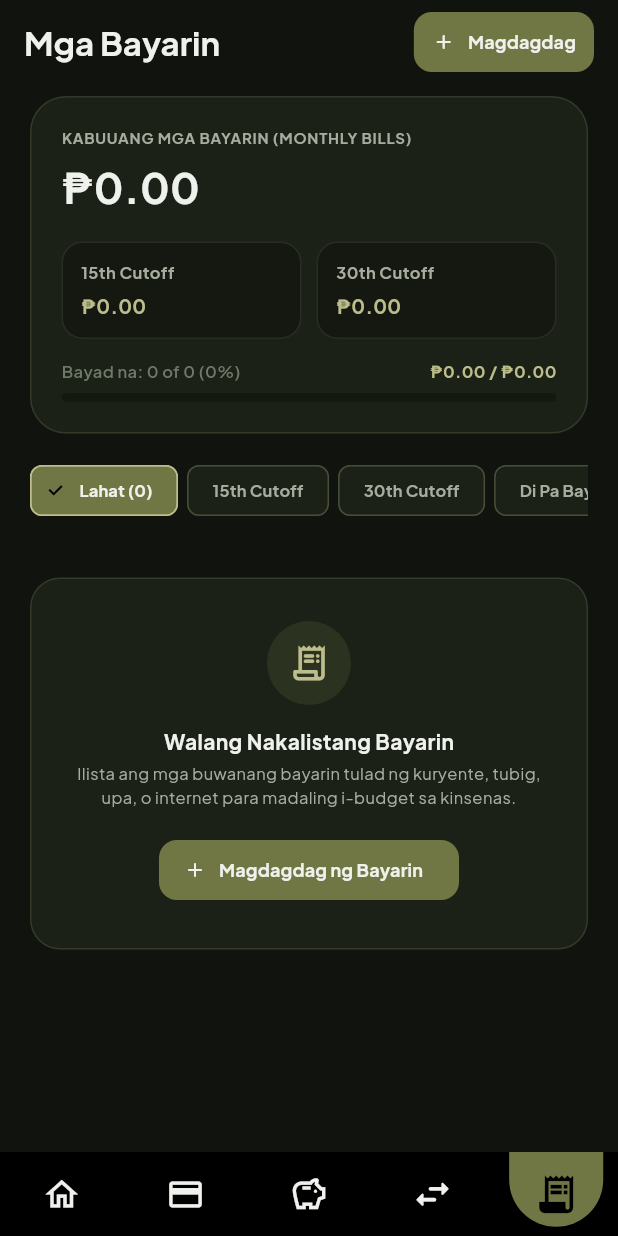
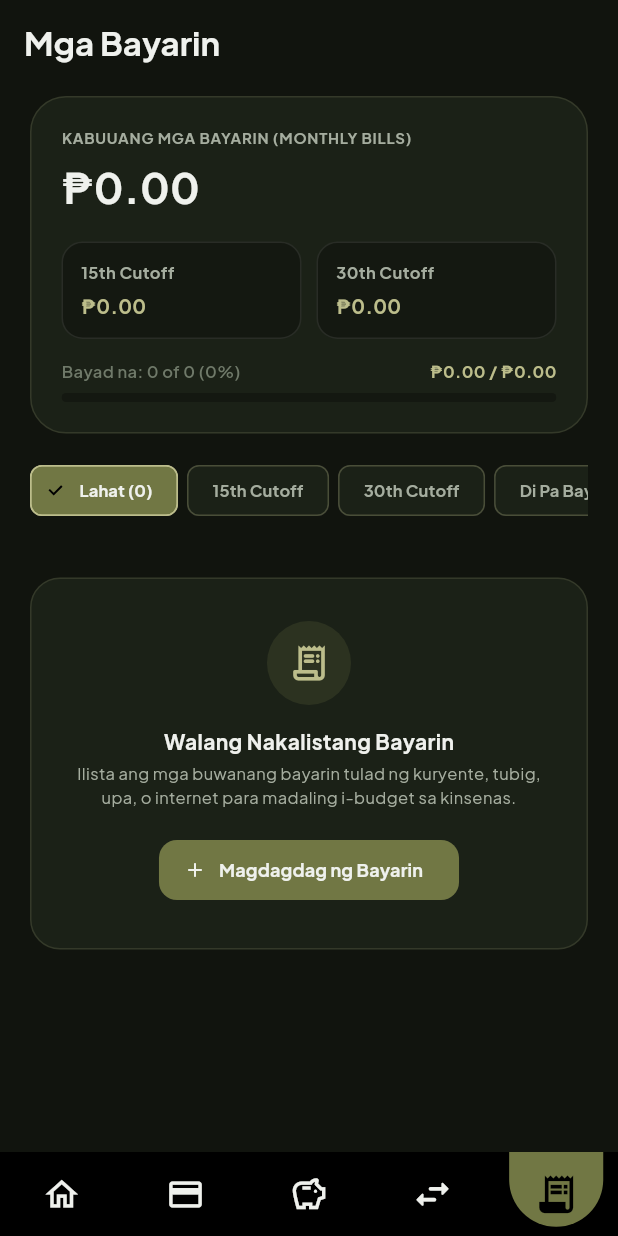
Before and after one commit to nategallana/Kinsenas, a Flutter app: the screen it shows after launch, item 5 of the bottom bar chosen, on a phone screen of 412 x 824 dp. Run offline on Flutter 3.47's test engine with Material 3 defaults, Android fonts, the phone set to English and light mode, and no system bars; our stand-ins replace google_fonts, pdf, printing, shared_preferences, sqflite; accounts and stored records are empty.

Commit message:
style: remove redundant top-right add button on Mga Bayarin screen

```diff
--- a/lib/screens/mga_bayarin_screen.dart
+++ b/lib/screens/mga_bayarin_screen.dart
@@ -508,24 +508,6 @@ class _MgaBayarinScreenState extends State<MgaBayarinScreen> {
           'Mga Bayarin',
           style: TextStyle(fontWeight: FontWeight.bold, color: AppColors.whiteSmoke),
         ),
-        actions: [
-          Padding(
-            padding: const EdgeInsets.only(right: 16),
-            child: FilledButton.icon(
-              style: FilledButton.styleFrom(
-                backgroundColor: AppColors.dustyOlive,
-                shape: RoundedRectangleBorder(borderRadius: BorderRadius.circular(12)),
-                padding: const EdgeInsets.symmetric(horizontal: 12, vertical: 8),
-              ),
-              onPressed: () => _showAddEditBillModal(),
-              icon: const Icon(Icons.add_rounded, size: 16, color: AppColors.whiteSmoke),
-              label: const Text(
-                'Magdagdag',
-                style: TextStyle(color: AppColors.whiteSmoke, fontWeight: FontWeight.bold, fontSize: 12),
-              ),
-            ),
-          ),
-        ],
       ),
       body: _isLoading
           ? const Center(child: CircularProgressIndicator(color: AppColors.drySage))
@@ -703,8 +685,25 @@ class _MgaBayarinScreenState extends State<MgaBayarinScreen> {
                         ],
                       ),
                     )
-                  else
+                  else ...[
                     ...filteredBills.map((bill) => _buildBillCard(bill)),
+                    const SizedBox(height: 6),
+                    OutlinedButton.icon(
+                      style: OutlinedButton.styleFrom(
+                        foregroundColor: AppColors.whiteSmoke,
+                        backgroundColor: AppColors.surface.withValues(alpha: 0.5),
+                        side: const BorderSide(color: AppColors.border),
+                        padding: const EdgeInsets.symmetric(vertical: 15),
+                        shape: RoundedRectangleBorder(borderRadius: BorderRadius.circular(18)),
+                      ),
+                      icon: const Icon(Icons.add_circle_outline_rounded, color: AppColors.drySage, size: 20),
+                      label: const Text(
+                        'Magdagdag ng Bayarin',
+                        style: TextStyle(color: AppColors.whiteSmoke, fontWeight: FontWeight.bold, fontSize: 13),
+                      ),
+                      onPressed: () => _showAddEditBillModal(),
+                    ),
+                  ],
 
                   const SizedBox(height: 30),
                 ],
```
